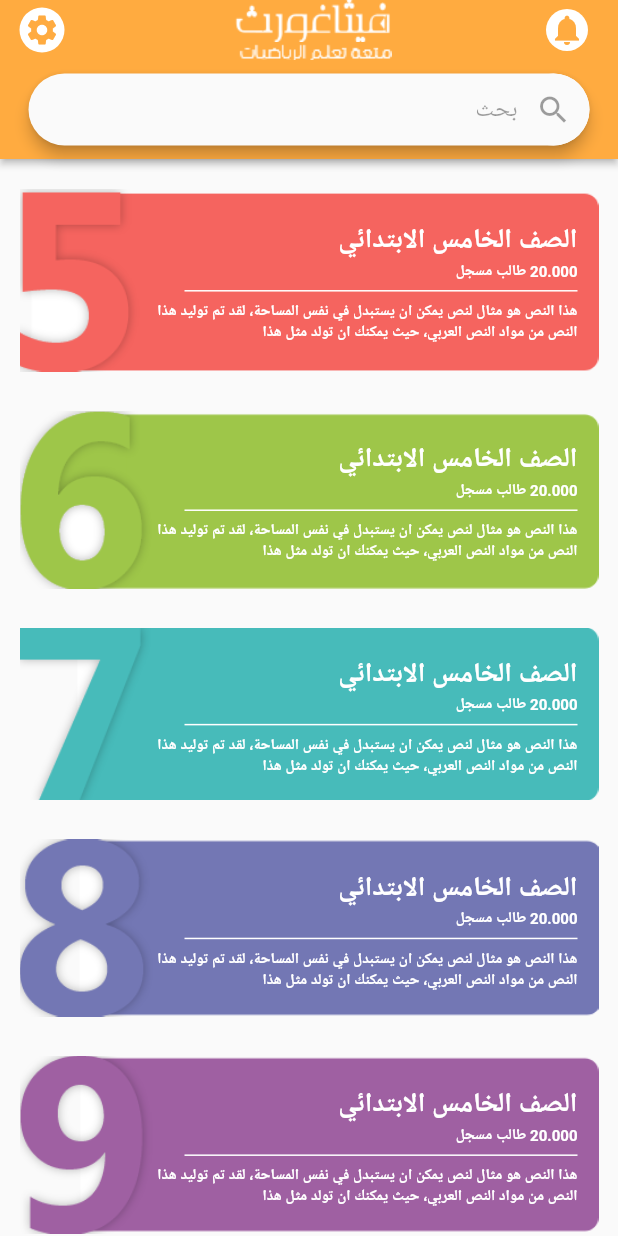
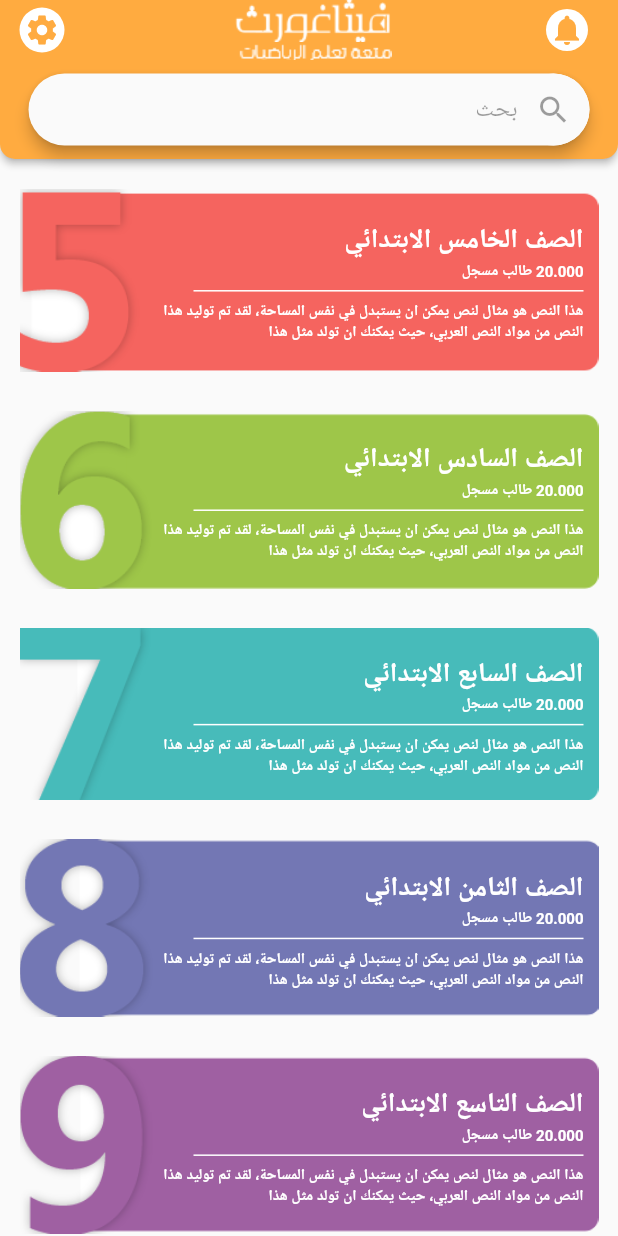
Before and after one commit to rahmaahassan/learning-app, a Flutter app: the screen it shows after launch, on a phone screen of 412 x 824 dp. Run offline on Flutter 3.47's test engine with Material 2 defaults, Android fonts, the phone set to English and light mode, and no system bars.

```diff
--- a/lib/screens/home.dart
+++ b/lib/screens/home.dart
@@ -5,6 +5,10 @@ class Home extends StatelessWidget {
   Widget build(BuildContext context) {
     return Scaffold(
       appBar: AppBar(
+        shape: RoundedRectangleBorder(
+            borderRadius: BorderRadius.vertical(
+              bottom: Radius.circular(10),
+            ),),
         leading: InkWell(
           onTap: () {},
           child: Container(
@@ -70,34 +74,63 @@ class Home extends StatelessWidget {
                 'هذا النص هو مثال لنص يمكن ان يستبدل في نفس المساحة، لقد تم توليد هذا النص من مواد النص العربي، حيث يمكنك ان تولد مثل هذا ',
             image: 'assets/images/5.png',
             num: '20.000 طالب مسجل',
+            year: 5,
           ),
           YearListAddress(
-            address: 'الصف الخامس الابتدائي',
+            address: 'الصف السادس الابتدائي',
             des:
                 'هذا النص هو مثال لنص يمكن ان يستبدل في نفس المساحة، لقد تم توليد هذا النص من مواد النص العربي، حيث يمكنك ان تولد مثل هذا ',
             image: 'assets/images/6.png',
             num: '20.000 طالب مسجل',
+            year: 6,
           ),
           YearListAddress(
-            address: 'الصف الخامس الابتدائي',
+            address: 'الصف السابع الابتدائي',
             des:
                 'هذا النص هو مثال لنص يمكن ان يستبدل في نفس المساحة، لقد تم توليد هذا النص من مواد النص العربي، حيث يمكنك ان تولد مثل هذا ',
             image: 'assets/images/7.png',
             num: '20.000 طالب مسجل',
+            year: 7,
           ),
           YearListAddress(
-            address: 'الصف الخامس الابتدائي',
+            address: 'الصف الثامن الابتدائي',
             des:
                 'هذا النص هو مثال لنص يمكن ان يستبدل في نفس المساحة، لقد تم توليد هذا النص من مواد النص العربي، حيث يمكنك ان تولد مثل هذا ',
             image: 'assets/images/8.png',
             num: '20.000 طالب مسجل',
+            year: 8,
           ),
           YearListAddress(
-            address: 'الصف الخامس الابتدائي',
+            address: 'الصف التاسع الابتدائي',
             des:
                 'هذا النص هو مثال لنص يمكن ان يستبدل في نفس المساحة، لقد تم توليد هذا النص من مواد النص العربي، حيث يمكنك ان تولد مثل هذا ',
             image: 'assets/images/9.png',
             num: '20.000 طالب مسجل',
+            year: 9,
+          ),
+          YearListAddress(
+            address: 'الصف العاشر الابتدائي',
+            des:
+            'هذا النص هو مثال لنص يمكن ان يستبدل في نفس المساحة، لقد تم توليد هذا النص من مواد النص العربي، حيث يمكنك ان تولد مثل هذا ',
+            image: 'assets/images/10.png',
+            num: '20.000 طالب مسجل',
+            year: 10,
+          ),
+          YearListAddress(
+            address: 'الصف الحادي عشر الابتدائي',
+            des:
+            'هذا النص هو مثال لنص يمكن ان يستبدل في نفس المساحة، لقد تم توليد هذا النص من مواد النص العربي، حيث يمكنك ان تولد مثل هذا ',
+            image: 'assets/images/11.png',
+            num: '20.000 طالب مسجل',
+            year: 11,
+          ),
+          YearListAddress(
+            address: 'الصف الثاني عشر الابتدائي',
+            des:
+            'هذا النص هو مثال لنص يمكن ان يستبدل في نفس المساحة، لقد تم توليد هذا النص من مواد النص العربي، حيث يمكنك ان تولد مثل هذا ',
+            image: 'assets/images/12.png',
+            num: '20.000 طالب مسجل',
+            year: 12,
           ),
         ],
       ),
@@ -156,7 +189,8 @@ class Home extends StatelessWidget {
 
 class YearListAddress extends StatelessWidget {
   String image, address, des, num;
-  YearListAddress({this.image, this.address, this.des, this.num});
+  int  year;
+  YearListAddress({this.image, this.address, this.des, this.num, this.year});
   @override
   Widget build(BuildContext context) {
     return Container(
@@ -168,7 +202,7 @@ class YearListAddress extends StatelessWidget {
           //height: 250,
         ),
         Container(
-          padding: EdgeInsets.only(right: 14, top: 4, left: 80, bottom: 1),
+          padding: EdgeInsets.only(right: 10, top: 4, left: year <= 9 ? 83 : 131, bottom: 1),
           //height: 200,
           child: Column(
             crossAxisAlignment: CrossAxisAlignment.end,
@@ -199,7 +233,7 @@ class YearListAddress extends StatelessWidget {
                 height: 3,
                 color: Colors.white,
                 thickness: 1,
-                indent: 30,
+                indent: 33,
               ),
               SizedBox(
                 height: 5,
--- a/pubspec.yaml
+++ b/pubspec.yaml
@@ -53,6 +53,9 @@ flutter:
     - assets/images/7.png
     - assets/images/8.png
     - assets/images/9.png
+    - assets/images/10.png
+    - assets/images/11.png
+    - assets/images/12.png
     - assets/images/qwd.png
     - assets/images/math.png
 
```
Also changed, not shown: assets/images/10.png (added), assets/images/11.png (added), assets/images/12.png (added).
